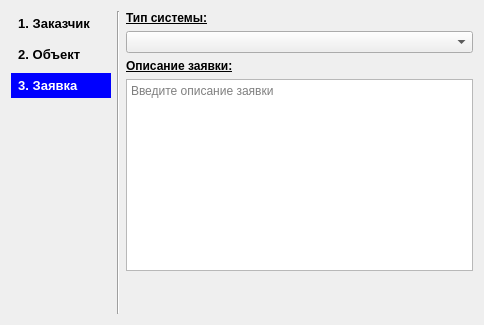
VladimirChotiy/sos_orders, file Application/ui/pgrequestwizard.ui: the form before one commit.
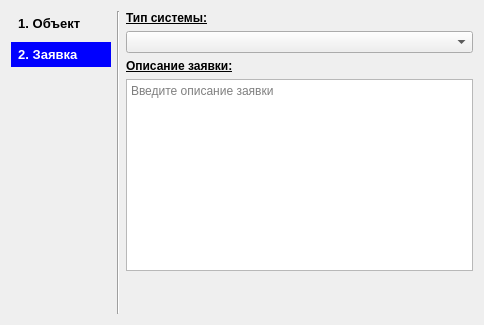
The form after the commit.

What changed in the file:
```diff
--- a/Application/ui/pgrequestwizard.ui
+++ b/Application/ui/pgrequestwizard.ui
@@ -22,44 +22,11 @@
   <layout class="QHBoxLayout" name="horizontalLayout_2">
    <item>
     <layout class="QVBoxLayout" name="vl_CurrentPage">
-     <item>
-      <widget class="QLabel" name="lbl_PersonPage">
-       <property name="minimumSize">
-        <size>
-         <width>100</width>
-         <height>25</height>
-        </size>
-       </property>
-       <property name="font">
-        <font>
-         <pointsize>10</pointsize>
-         <weight>75</weight>
-         <bold>true</bold>
-         <kerning>true</kerning>
-        </font>
-       </property>
-       <property name="autoFillBackground">
-        <bool>false</bool>
-       </property>
-       <property name="styleSheet">
-        <string notr="true">color:rgb(0, 0, 0)</string>
-       </property>
-       <property name="frameShape">
-        <enum>QFrame::NoFrame</enum>
-       </property>
-       <property name="lineWidth">
-        <number>1</number>
-       </property>
-       <property name="text">
-        <string>  1. Заказчик</string>
-       </property>
-      </widget>
-     </item>
      <item>
       <widget class="QLabel" name="lbl_ObjectPage">
        <property name="minimumSize">
         <size>
-         <width>0</width>
+         <width>100</width>
          <height>25</height>
         </size>
        </property>
@@ -83,7 +50,7 @@
         <number>1</number>
        </property>
        <property name="text">
-        <string>  2. Объект</string>
+        <string>  1. Объект</string>
        </property>
       </widget>
      </item>
@@ -112,7 +79,7 @@
         <number>1</number>
        </property>
        <property name="text">
-        <string>  3. Заявка</string>
+        <string>  2. Заявка</string>
        </property>
       </widget>
      </item>
```
Left out of the diff: 3 changed lines with no effect on the pictures.
